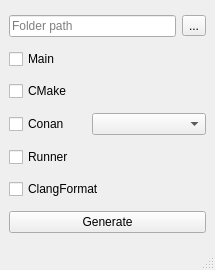
The window that mainwindow.ui (BartlomiejGajdur/ProjectGenerator) describes before a commit, drawn with Qt 5.
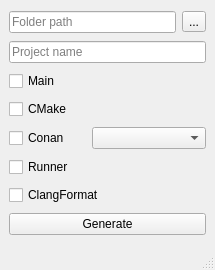
The same window after the commit.

Patch:
```diff
--- a/mainwindow.ui
+++ b/mainwindow.ui
@@ -39,6 +39,16 @@
       </item>
      </layout>
     </item>
+    <item>
+     <widget class="QLineEdit" name="ProjectNameLineEdit">
+      <property name="placeholderText">
+       <string>Project name</string>
+      </property>
+      <property name="clearButtonEnabled">
+       <bool>true</bool>
+      </property>
+     </widget>
+    </item>
     <item>
      <widget class="QCheckBox" name="MainFIle">
       <property name="text">
```
